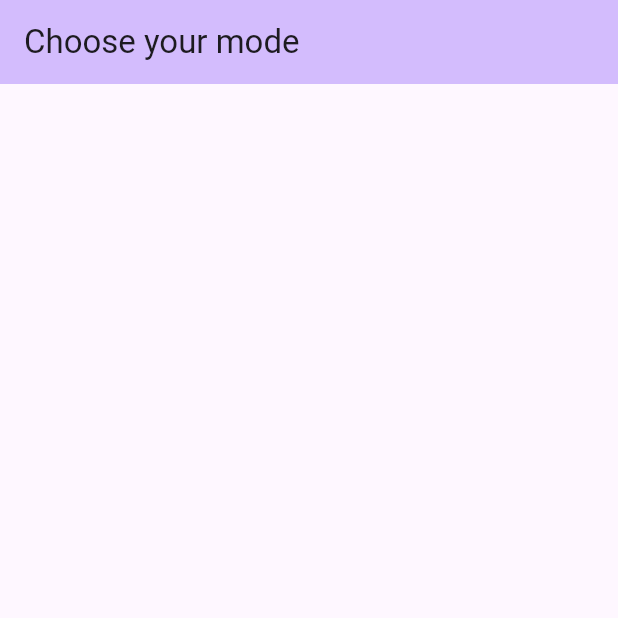
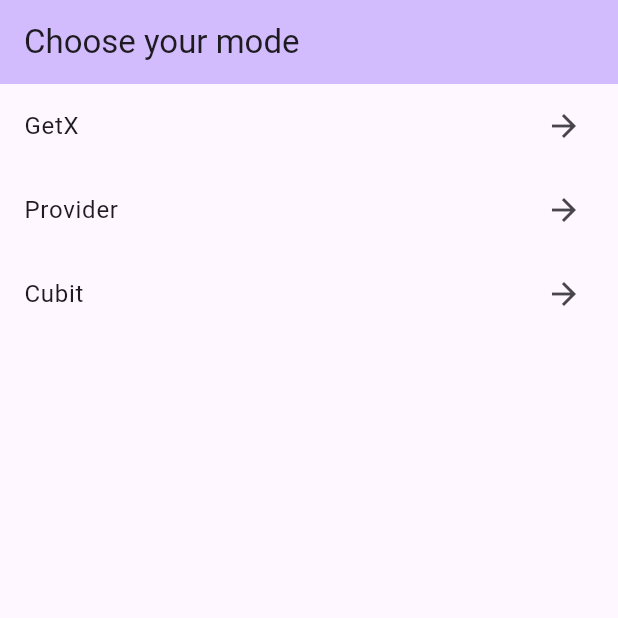
Before and after one commit to ricardoogliari/state_managment_ex, a Flutter app: the screen it shows after launch, on a phone screen of 412 x 824 dp, the top half of it. Run offline on Flutter 3.47's test engine with Material 3 defaults, Android fonts, the phone set to English and light mode, and no system bars.

Commit message:
navigation between pages

```diff
--- a/lib/main.dart
+++ b/lib/main.dart
@@ -38,8 +38,30 @@ class MyHomePage extends StatelessWidget {
           backgroundColor: Theme.of(context).colorScheme.inversePrimary,
           title: const Text("Choose your mode"),
         ),
-        body:
-            ListView() // This trailing comma makes auto-formatting nicer for build methods.
-        );
+        body: ListView(
+          children: [
+            ListTile(
+              title: const Text("GetX"),
+              trailing: const Icon(Icons.arrow_forward),
+              onTap: () {
+                Navigator.pushNamed(context, getxHomeRoute);
+              },
+            ),
+            ListTile(
+              title: const Text("Provider"),
+              trailing: const Icon(Icons.arrow_forward),
+              onTap: () {
+                Navigator.pushNamed(context, providerHomeRoute);
+              },
+            ),
+            ListTile(
+              title: const Text("Cubit"),
+              trailing: const Icon(Icons.arrow_forward),
+              onTap: () {
+                Navigator.pushNamed(context, cubitHomeRoute);
+              },
+            ),
+          ],
+        ));
   }
 }
```
